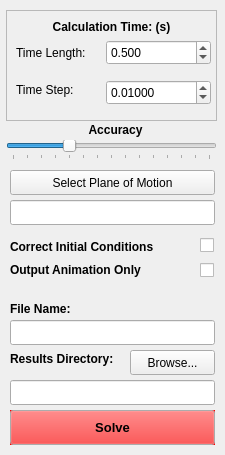
Before: the Qt Designer form TaskPanelDapSolver.ui in GertReinecke/NikraDAP-V2.1, drawn with Qt 5.
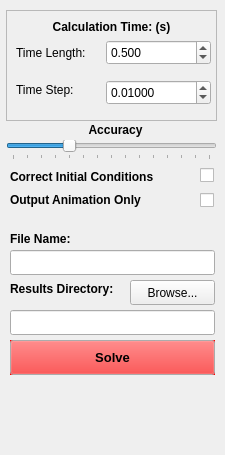
After: the same form once the commit is applied.

Commit message: Added task window for the container

```diff
--- a/TaskPanelDapSolver.ui
+++ b/TaskPanelDapSolver.ui
@@ -29,7 +29,7 @@
    <property name="geometry">
     <rect>
      <x>10</x>
-     <y>350</y>
+     <y>280</y>
      <width>131</width>
      <height>18</height>
     </rect>
@@ -42,7 +42,7 @@
    <property name="geometry">
     <rect>
      <x>10</x>
-     <y>380</y>
+     <y>310</y>
      <width>205</width>
      <height>25</height>
     </rect>
@@ -55,7 +55,7 @@
    <property name="geometry">
     <rect>
      <x>130</x>
-     <y>350</y>
+     <y>280</y>
      <width>85</width>
      <height>25</height>
     </rect>
@@ -173,7 +173,7 @@
    <property name="geometry">
     <rect>
      <x>10</x>
-     <y>410</y>
+     <y>340</y>
      <width>205</width>
      <height>35</height>
     </rect>
@@ -289,7 +289,7 @@
    <property name="geometry">
     <rect>
      <x>200</x>
-     <y>230</y>
+     <y>160</y>
      <width>21</width>
      <height>31</height>
     </rect>
@@ -302,7 +302,7 @@
    <property name="geometry">
     <rect>
      <x>10</x>
-     <y>240</y>
+     <y>170</y>
      <width>160</width>
      <height>20</height>
     </rect>
@@ -318,7 +318,7 @@
    <property name="geometry">
     <rect>
      <x>10</x>
-     <y>320</y>
+     <y>250</y>
      <width>205</width>
      <height>25</height>
     </rect>
@@ -331,7 +331,7 @@
    <property name="geometry">
     <rect>
      <x>10</x>
-     <y>300</y>
+     <y>230</y>
      <width>91</width>
      <height>18</height>
     </rect>
@@ -344,7 +344,7 @@
    <property name="geometry">
     <rect>
      <x>200</x>
-     <y>260</y>
+     <y>190</y>
      <width>20</width>
      <height>20</height>
     </rect>
@@ -357,7 +357,7 @@
    <property name="geometry">
     <rect>
      <x>10</x>
-     <y>260</y>
+     <y>190</y>
      <width>160</width>
      <height>20</height>
     </rect>
@@ -366,38 +366,6 @@
     <string>&lt;html&gt;&lt;head/&gt;&lt;body&gt;&lt;p&gt;&lt;span style=&quot; font-weight:600;&quot;&gt;Output Animation Only&lt;/span&gt;&lt;/p&gt;&lt;/body&gt;&lt;/html&gt;</string>
    </property>
   </widget>
-  <widget class="QPushButton" name="planeOfMotionBtn">
-   <property name="geometry">
-    <rect>
-     <x>10</x>
-     <y>170</y>
-     <width>205</width>
-     <height>25</height>
-    </rect>
-   </property>
-   <property name="sizePolicy">
-    <sizepolicy hsizetype="Expanding" vsizetype="Fixed">
-     <horstretch>0</horstretch>
-     <verstretch>0</verstretch>
-    </sizepolicy>
-   </property>
-   <property name="text">
-    <string>Select Plane of Motion</string>
-   </property>
-  </widget>
-  <widget class="QLineEdit" name="planeOfMotionName">
-   <property name="geometry">
-    <rect>
-     <x>10</x>
-     <y>200</y>
-     <width>205</width>
-     <height>25</height>
-    </rect>
-   </property>
-   <property name="clearButtonEnabled">
-    <bool>false</bool>
-   </property>
-  </widget>
  </widget>
  <resources/>
  <connections/>
```
The commit also changes 8 other files.
